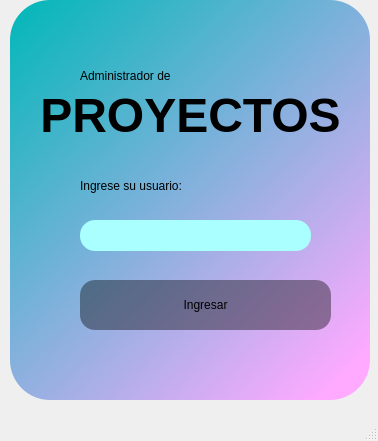
Old version of the form ingrese2.ui in the repository rojasalexander/AdministradorProyectosFacultad.
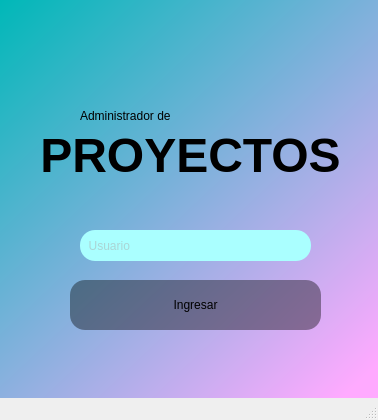
New version of the form.

Commit message: ingrese2 cuadrado jej

```diff
--- a/ingrese2.ui
+++ b/ingrese2.ui
@@ -7,7 +7,7 @@
     <x>0</x>
     <y>0</y>
     <width>378</width>
-    <height>441</height>
+    <height>420</height>
    </rect>
   </property>
   <property name="windowTitle">
@@ -19,25 +19,22 @@
      <rect>
       <x>0</x>
       <y>-10</y>
-      <width>381</width>
-      <height>421</height>
+      <width>380</width>
+      <height>420</height>
      </rect>
     </property>
     <widget class="QLabel" name="label">
      <property name="geometry">
       <rect>
-       <x>10</x>
+       <x>0</x>
        <y>10</y>
-       <width>360</width>
-       <height>400</height>
+       <width>381</width>
+       <height>411</height>
       </rect>
      </property>
      <property name="styleSheet">
       <string notr="true">background-color: qlineargradient(spread:pad, x1:0, y1:0, x2:0.869318, y2:0.994, stop:0 rgba(0, 184, 184, 255), stop:1 rgba(255, 170, 255, 255));
-border-bottom-left-radius: 40px;
-border-bottom-right-radius:40px;
-border-top-left-radius: 40px;
-border-top-right-radius: 40px;</string>
+</string>
      </property>
      <property name="text">
       <string/>
@@ -46,7 +43,7 @@
     <widget class="QPushButton" name="ingre">
      <property name="geometry">
       <rect>
-       <x>80</x>
+       <x>70</x>
        <y>290</y>
        <width>251</width>
        <height>50</height>
@@ -74,27 +71,11 @@
       <string>Ingresar</string>
      </property>
     </widget>
-    <widget class="QLabel" name="label_2">
-     <property name="geometry">
-      <rect>
-       <x>80</x>
-       <y>180</y>
-       <width>241</width>
-       <height>31</height>
-      </rect>
-     </property>
-     <property name="styleSheet">
-      <string notr="true">font: 20pt &quot;Rockwell&quot;;</string>
-     </property>
-     <property name="text">
-      <string>Ingrese su usuario:</string>
-     </property>
-    </widget>
     <widget class="QLineEdit" name="lineEdit">
      <property name="geometry">
       <rect>
        <x>80</x>
-       <y>230</y>
+       <y>240</y>
        <width>231</width>
        <height>31</height>
       </rect>
@@ -112,12 +93,15 @@
      <property name="text">
       <string/>
      </property>
+     <property name="placeholderText">
+      <string>  Usuario</string>
+     </property>
     </widget>
     <widget class="QLabel" name="label_4">
      <property name="geometry">
       <rect>
        <x>30</x>
-       <y>80</y>
+       <y>120</y>
        <width>321</width>
        <height>91</height>
       </rect>
@@ -133,7 +117,7 @@
      <property name="geometry">
       <rect>
        <x>80</x>
-       <y>70</y>
+       <y>110</y>
        <width>241</width>
        <height>31</height>
       </rect>
```
